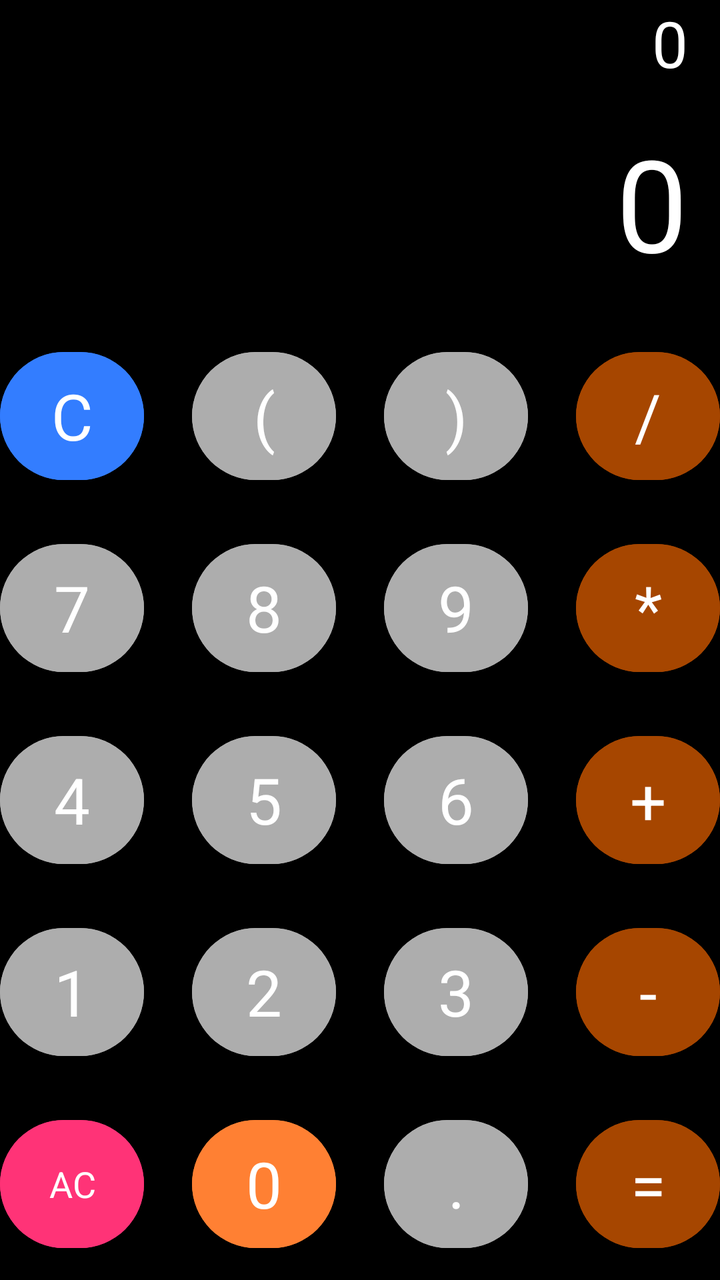
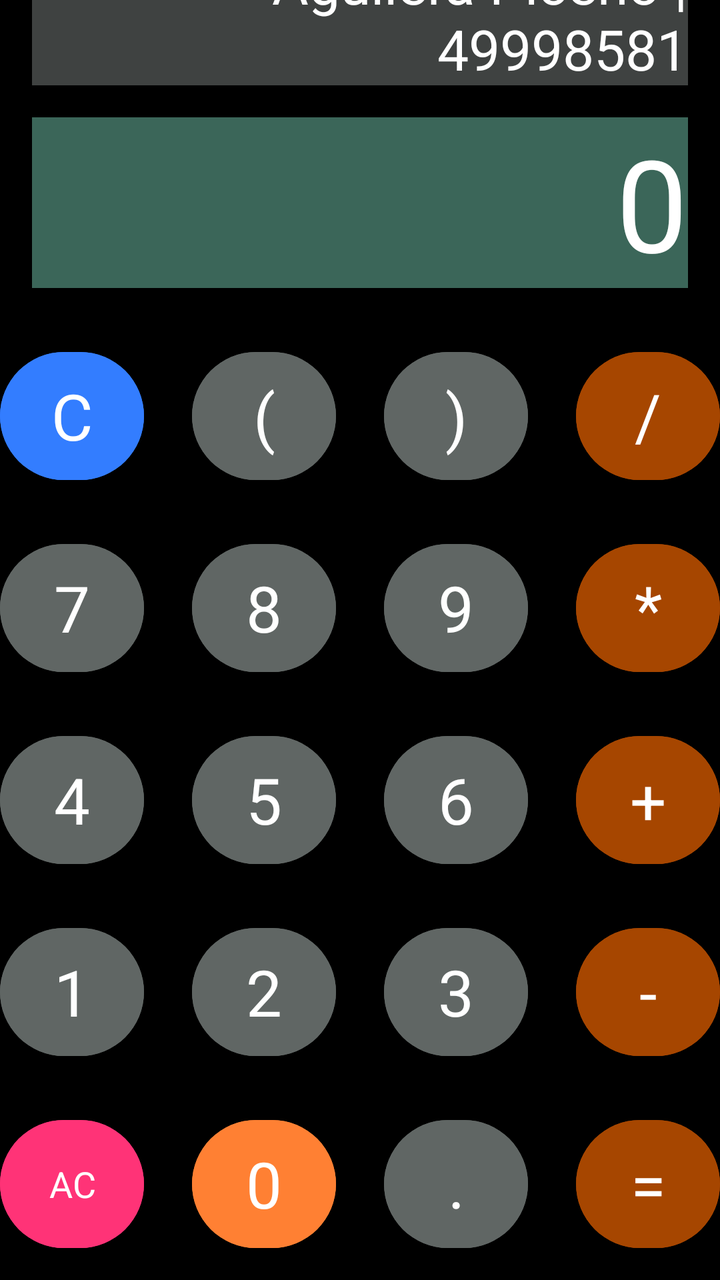

Screens rendered from an Android XML layout before and after an edit, with the pre-edit source and the edit as a unified diff.
<!-- AndroidManifest.xml: application theme Theme.BasicCalculator -->
<!-- res/layout/activity_main.xml -->
<?xml version="1.0" encoding="utf-8"?>
<androidx.constraintlayout.widget.ConstraintLayout xmlns:android="http://schemas.android.com/apk/res/android"
    xmlns:app="http://schemas.android.com/apk/res-auto"
    xmlns:tools="http://schemas.android.com/tools"
    android:id="@+id/main"
    android:layout_width="match_parent"
    android:layout_height="match_parent"
    tools:context=".MainActivity"
    android:background="@color/black">

    
    <TextView
        android:id="@+id/solution_tv"
        android:layout_width="match_parent"
        android:layout_height="wrap_content"
        android:layout_margin="16dp"
        android:text="0"
        android:textSize="32dp"
        android:textColor="@color/white"
        android:textAlignment="textEnd"
        app:layout_constraintBottom_toTopOf="@+id/result_tv"/>

    <TextView
        android:id="@+id/result_tv"
        android:layout_width="match_parent"
        android:layout_height="wrap_content"
        android:layout_margin="16dp"
        android:text="0"
        android:textSize="64dp"
        android:textColor="@color/white"
        android:textAlignment="textEnd"
        app:layout_constraintBottom_toTopOf="@+id/button_layout"/>
    

    <LinearLayout
        android:id="@+id/button_layout"
        android:layout_width="match_parent"
        android:layout_height="wrap_content"
        android:orientation="vertical"
        app:layout_constraintBottom_toBottomOf="parent"
        app:layout_constraintStart_toStartOf="parent">

        
        <LinearLayout
            android:gravity="center"
            android:layout_width="match_parent"
            android:layout_height="match_parent"
            android:orientation="horizontal">

            <com.google.android.material.button.MaterialButton
                android:id="@+id/button_c"
                style="@style/Widget.MaterialComponents.FloatingActionButton"
                android:layout_width="72dp"
                android:layout_height="72dp"
                android:layout_margin="12dp"
                android:text="@string/c"
                android:textColor="@color/white"
                android:textSize="32sp"
                android:backgroundTint="@color/C"/>

            <com.google.android.material.button.MaterialButton
                android:id="@+id/button_open_bracket"
                style="@style/Widget.MaterialComponents.FloatingActionButton"
                android:layout_width="72dp"
                android:layout_height="72dp"
                android:layout_margin="12dp"
                android:text="("
                android:textColor="@color/white"
                android:textSize="32sp"
                android:backgroundTint="@color/Numerical"/>

            <com.google.android.material.button.MaterialButton
                android:id="@+id/button_close_bracket"
                style="@style/Widget.MaterialComponents.FloatingActionButton"
                android:layout_width="72dp"
                android:layout_height="72dp"
                android:layout_margin="12dp"
                android:text=")"
                android:textColor="@color/white"
                android:textSize="32sp"
                android:backgroundTint="@color/Numerical"/>

            <com.google.android.material.button.MaterialButton
                android:id="@+id/button_divide"
                style="@style/Widget.MaterialComponents.FloatingActionButton"
                android:layout_width="72dp"
                android:layout_height="72dp"
                android:layout_margin="12dp"
                android:text="/"
                android:textColor="@color/white"
                android:textSize="32sp"
                android:backgroundTint="@color/Prime"/>

        </LinearLayout>
        

        
        <LinearLayout
            android:gravity="center"
            android:layout_width="match_parent"
            android:layout_height="match_parent"
            android:orientation="horizontal">

            <com.google.android.material.button.MaterialButton
                android:id="@+id/button_7"
                style="@style/Widget.MaterialComponents.FloatingActionButton"
                android:layout_width="72dp"
                android:layout_height="72dp"
                android:layout_margin="12dp"
                android:text="7"
                android:textColor="@color/white"
                android:textSize="32sp"
                android:backgroundTint="@color/Numerical"/>

            <com.google.android.material.button.MaterialButton
                android:id="@+id/button_8"
                style="@style/Widget.MaterialComponents.FloatingActionButton"
                android:layout_width="72dp"
                android:layout_height="72dp"
                android:layout_margin="12dp"
                android:text="8"
                android:textColor="@color/white"
                android:textSize="32sp"
                android:backgroundTint="@color/Numerical"/>

            <com.google.android.material.button.MaterialButton
                android:id="@+id/button_9"
                style="@style/Widget.MaterialComponents.FloatingActionButton"
                android:layout_width="72dp"
                android:layout_height="72dp"
                android:layout_margin="12dp"
                android:text="9"
                android:textColor="@color/white"
                android:textSize="32sp"
                android:backgroundTint="@color/Numerical"/>

            <com.google.android.material.button.MaterialButton
                android:id="@+id/button_mul"
                style="@style/Widget.MaterialComponents.FloatingActionButton"
                android:layout_width="72dp"
                android:layout_height="72dp"
                android:layout_margin="12dp"
                android:text="*"
                android:textColor="@color/white"
                android:textSize="32sp"
                android:backgroundTint="@color/Prime"/>

        </LinearLayout>
        

        
        <LinearLayout
            android:gravity="center"
            android:layout_width="match_parent"
            android:layout_height="match_parent"
            android:orientation="horizontal">

            <com.google.android.material.button.MaterialButton
                android:id="@+id/button_4"
                style="@style/Widget.MaterialComponents.FloatingActionButton"
                android:layout_width="72dp"
                android:layout_height="72dp"
                android:layout_margin="12dp"
                android:text="4"
                android:textColor="@color/white"
                android:textSize="32sp"
                android:backgroundTint="@color/Numerical"/>

            <com.google.android.material.button.MaterialButton
                android:id="@+id/button_5"
                style="@style/Widget.MaterialComponents.FloatingActionButton"
                android:layout_width="72dp"
                android:layout_height="72dp"
                android:layout_margin="12dp"
                android:text="5"
                android:textColor="@color/white"
                android:textSize="32sp"
                android:backgroundTint="@color/Numerical"/>

            <com.google.android.material.button.MaterialButton
                android:id="@+id/button_6"
                style="@style/Widget.MaterialComponents.FloatingActionButton"
                android:layout_width="72dp"
                android:layout_height="72dp"
                android:layout_margin="12dp"
                android:text="6"
                android:textColor="@color/white"
                android:textSize="32sp"
                android:backgroundTint="@color/Numerical"/>

            <com.google.android.material.button.MaterialButton
                android:id="@+id/button_plus"
                style="@style/Widget.MaterialComponents.FloatingActionButton"
                android:layout_width="72dp"
                android:layout_height="72dp"
                android:layout_margin="12dp"
                android:text="+"
                android:textColor="@color/white"
                android:textSize="32sp"
                android:backgroundTint="@color/Prime"/>

        </LinearLayout>
        

        
        <LinearLayout
            android:gravity="center"
            android:layout_width="match_parent"
            android:layout_height="match_parent"
            android:orientation="horizontal">

            <com.google.android.material.button.MaterialButton
                android:id="@+id/button_1"
                style="@style/Widget.MaterialComponents.FloatingActionButton"
                android:layout_width="72dp"
                android:layout_height="72dp"
                android:layout_margin="12dp"
                android:text="1"
                android:textColor="@color/white"
                android:textSize="32sp"
                android:backgroundTint="@color/Numerical"/>

            <com.google.android.material.button.MaterialButton
                android:id="@+id/button_2"
                style="@style/Widget.MaterialComponents.FloatingActionButton"
                android:layout_width="72dp"
                android:layout_height="72dp"
                android:layout_margin="12dp"
                android:text="2"
                android:textColor="@color/white"
                android:textSize="32sp"
                android:backgroundTint="@color/Numerical"/>

            <com.google.android.material.button.MaterialButton
                android:id="@+id/button_3"
                style="@style/Widget.MaterialComponents.FloatingActionButton"
                android:layout_width="72dp"
                android:layout_height="72dp"
                android:layout_margin="12dp"
                android:text="3"
                android:textColor="@color/white"
                android:textSize="32sp"
                android:backgroundTint="@color/Numerical"/>

            <com.google.android.material.button.MaterialButton
                android:id="@+id/button_minus"
                style="@style/Widget.MaterialComponents.FloatingActionButton"
                android:layout_width="72dp"
                android:layout_height="72dp"
                android:layout_margin="12dp"
                android:text="-"
                android:textColor="@color/white"
                android:textSize="32sp"
                android:backgroundTint="@color/Prime"/>

        </LinearLayout>
        

        
        <LinearLayout
            android:gravity="center"
            android:layout_width="match_parent"
            android:layout_height="match_parent"
            android:orientation="horizontal">

            <com.google.android.material.button.MaterialButton
                android:id="@+id/button_ac"
                style="@style/Widget.MaterialComponents.FloatingActionButton"
                android:layout_width="72dp"
                android:layout_height="72dp"
                android:layout_margin="12dp"
                android:text="@string/ac"
                android:textColor="@color/white"
                android:textSize="18sp"
                android:backgroundTint="@color/AC"/>

            <com.google.android.material.button.MaterialButton
                android:id="@+id/button_0"
                style="@style/Widget.MaterialComponents.FloatingActionButton"
                android:layout_width="72dp"
                android:layout_height="72dp"
                android:layout_margin="12dp"
                android:text="0"
                android:textColor="@color/white"
                android:textSize="32sp"
                android:backgroundTint="@color/Zero"/>

            <com.google.android.material.button.MaterialButton
                android:id="@+id/button_dot"
                style="@style/Widget.MaterialComponents.FloatingActionButton"
                android:layout_width="72dp"
                android:layout_height="72dp"
                android:layout_margin="12dp"
                android:text="."
                android:textColor="@color/white"
                android:textSize="32sp"
                android:backgroundTint="@color/Numerical"/>

            <com.google.android.material.button.MaterialButton
                android:id="@+id/button_equals"
                style="@style/Widget.MaterialComponents.FloatingActionButton"
                android:layout_width="72dp"
                android:layout_height="72dp"
                android:layout_margin="12dp"
                android:text="="
                android:textColor="@color/white"
                android:textSize="32sp"
                android:backgroundTint="@color/Prime"/>

        </LinearLayout>
        

    </LinearLayout>

</androidx.constraintlayout.widget.ConstraintLayout>
<!-- resources referenced by this layout -->
<resources>
  <color name="AC">#FF3377</color>
  <color name="C">#337DFF</color>
  <color name="Numerical">#ADADAD</color>
  <color name="Prime">#A64600</color>
  <color name="Zero">#FF8033</color>
  <color name="black">#FF000000</color>
  <color name="white">#FFFFFFFF</color>
  <string name="ac">AC</string>
  <string name="c">C</string>
  <style name="Theme.BasicCalculator" parent="Base.Theme.BasicCalculator" />
  <style name="Base.Theme.BasicCalculator" parent="Theme.Material3.DayNight.NoActionBar">
          
          
      </style>
</resources>

<!-- the commit's change to res/layout/activity_main.xml (unified diff, before → after) -->
@@ -14,11 +14,12 @@
         android:layout_width="match_parent"
         android:layout_height="wrap_content"
         android:layout_margin="16dp"
-        android:text="0"
-        android:textSize="32dp"
+        android:text="Aguilera Piceno | 49998581"
+        android:textSize="28dp"
         android:textColor="@color/white"
         android:textAlignment="textEnd"
-        app:layout_constraintBottom_toTopOf="@+id/result_tv"/>
+        app:layout_constraintBottom_toTopOf="@+id/result_tv"
+        android:background="@color/Result_Background"/>
 
     <TextView
         android:id="@+id/result_tv"
@@ -29,9 +30,12 @@
         android:textSize="64dp"
         android:textColor="@color/white"
         android:textAlignment="textEnd"
-        app:layout_constraintBottom_toTopOf="@+id/button_layout"/>
+        android:backgroundTint="@color/Solution_Background"
+        app:layout_constraintBottom_toTopOf="@+id/button_layout"
+        android:background="@color/Solution_Background"/>
     
 
+    
     <LinearLayout
         android:id="@+id/button_layout"
         android:layout_width="match_parent"
@@ -311,5 +315,6 @@
         
 
     </LinearLayout>
+    
 
 </androidx.constraintlayout.widget.ConstraintLayout>
<!-- resource entries referenced after the edit -->
@@ -2,8 +2,10 @@
 <resources>
   <color name="AC">#FF3377</color>
   <color name="C">#337DFF</color>
-  <color name="Numerical">#ADADAD</color>
+  <color name="Numerical">#606664</color>
   <color name="Prime">#A64600</color>
+  <color name="Result_Background">#3F4241</color>
+  <color name="Solution_Background">#3B6659</color>
   <color name="Zero">#FF8033</color>
   <color name="black">#FF000000</color>
   <color name="white">#FFFFFFFF</color>
